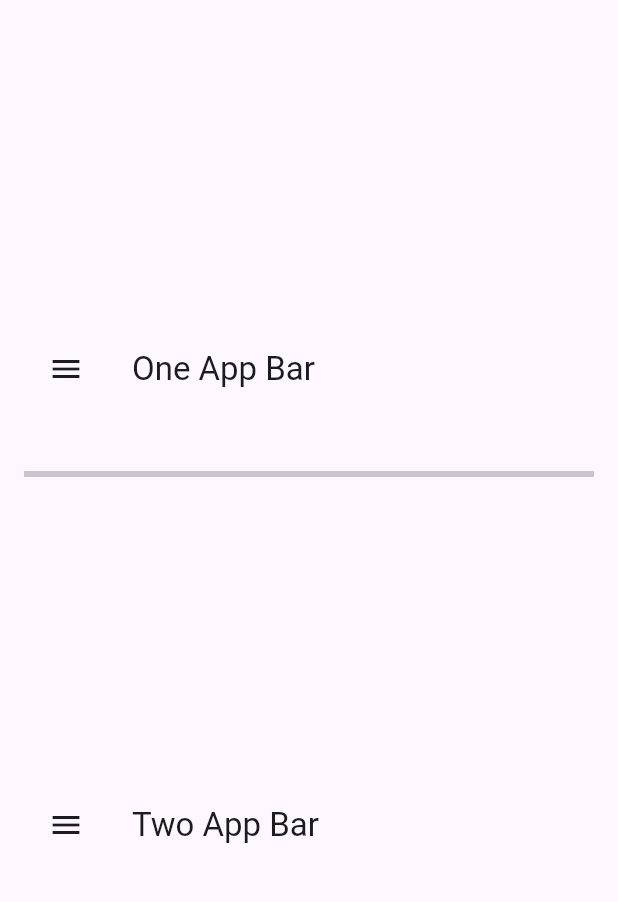
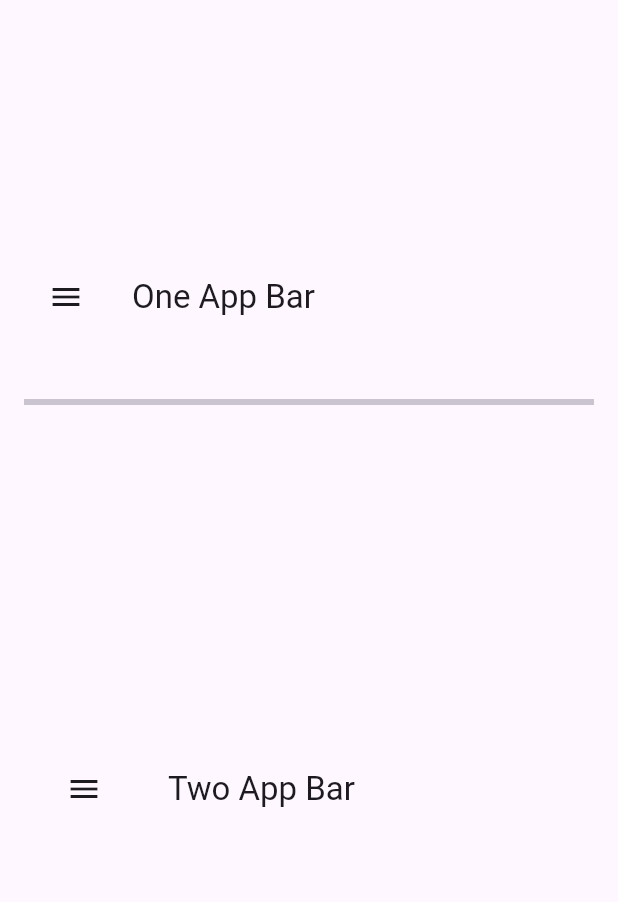
Before and after one commit to AcmeSoftwareLLC/acme_theme_provider, a Flutter app: the screen it shows after launch, on a phone screen of 412 x 824 dp, the part 63-965 px from its top. Run offline on Flutter 3.47's test engine with Material 2 defaults, Android fonts, the phone set to English and light mode, and no system bars; our stand-ins replace google_fonts, shared_preferences; missing offline and left inert: json_theme.

Commit message:
✨added more configurations to the app bar

```diff
--- a/lib/src/core/configs/app_bar_config.dart
+++ b/lib/src/core/configs/app_bar_config.dart
@@ -6,17 +6,45 @@
   const AppBarConfig({
     required this.theme,
     required this.divider,
+    required this.elevation,
+    required this.scrolledUnderElevation,
+    required this.titleSpacing,
+    this.toolbarOpacity = 1,
+    this.bottomOpacity = 1,
+    required this.toolbarHeight,
+    required this.leadingWidth,
   });
 
   final AppBarTheme? theme;
   final DividerAppBarConfig? divider;
+  final double? elevation;
+  final double? scrolledUnderElevation;
+  final double? titleSpacing;
+  final double toolbarOpacity;
+  final double bottomOpacity;
+  final double? toolbarHeight;
+  final double? leadingWidth;
 
   factory AppBarConfig.fromMap(Map<String, dynamic> map) {
     final divider = map['divider'];
+    final elevation = map['elevation'];
+    final scrolledUnderElevation = map['scrolledUnderElevation'];
+    final titleSpacing = map['titleSpacing'];
+    final toolbarHeight = map['toolbarHeight'];
+    final leadingWidth = map['leadingWidth'];
+    final toolbarOpacity = map['toolbarOpacity'];
+    final bottomOpacity = map['bottomOpacity'];
 
     return AppBarConfig(
       theme: ThemeDecoder.decodeAppBarTheme(map['theme']),
       divider: divider == null ? null : DividerAppBarConfig.fromMap(divider),
+      elevation: elevation ?? null,
+      scrolledUnderElevation: scrolledUnderElevation ?? null,
+      titleSpacing: titleSpacing ?? null,
+      toolbarOpacity: toolbarOpacity ?? 1,
+      bottomOpacity: bottomOpacity ?? 1,
+      toolbarHeight: toolbarHeight ?? null,
+      leadingWidth: leadingWidth ?? null,
     );
   }
 
@@ -26,16 +54,39 @@
       'type': ComponentType.appBar.value,
       'theme': ThemeEncoder.encodeAppBarTheme(theme),
       'divider': divider?.toMap(),
+      'elevation': elevation,
+      'scrolledUnderElevation': scrolledUnderElevation,
+      'titleSpacing': titleSpacing,
+      'toolbarOpacity': toolbarOpacity,
+      'bottomOpacity': bottomOpacity,
+      'toolbarHeight': toolbarHeight,
+      'leadingWidth': leadingWidth,
     };
   }
 
   AppBarConfig copyWith({
     AppBarTheme? theme,
     DividerAppBarConfig? divider,
+    double? elevation,
+    double? scrolledUnderElevation,
+    Color? shadowColor,
+    double? titleSpacing,
+    double? toolbarOpacity,
+    double? bottomOpacity,
+    double? toolbarHeight,
+    double? leadingWidth,
   }) {
     return AppBarConfig(
       theme: theme ?? this.theme,
       divider: divider ?? this.divider,
+      elevation: elevation ?? this.elevation,
+      scrolledUnderElevation:
+          scrolledUnderElevation ?? this.scrolledUnderElevation,
+      titleSpacing: titleSpacing ?? this.titleSpacing,
+      toolbarOpacity: toolbarOpacity ?? this.toolbarOpacity,
+      bottomOpacity: bottomOpacity ?? this.bottomOpacity,
+      toolbarHeight: toolbarHeight ?? this.toolbarHeight,
+      leadingWidth: leadingWidth ?? this.leadingWidth,
     );
   }
 }
--- a/playground/lib/main.dart
+++ b/playground/lib/main.dart
@@ -22,7 +22,6 @@
           'type': 'app.bar',
           'theme': {
             'backgroundColor': '#55FF0000',
-            'elevation': 0.0,
           },
           'divider': {
             'thickness': 4.0,
@@ -34,6 +33,9 @@
           'theme': {
             'backgroundColor': '#0000FF',
           },
+          'leadingWidth': 80.0,
+          'toolbarOpacity': 1.0,
+          'toolbarHeight': 200.0,
         },
       },
     };
```
Also changed, not shown: lib/src/core/widgets/app_bar.dart (+16 -0 lines).
